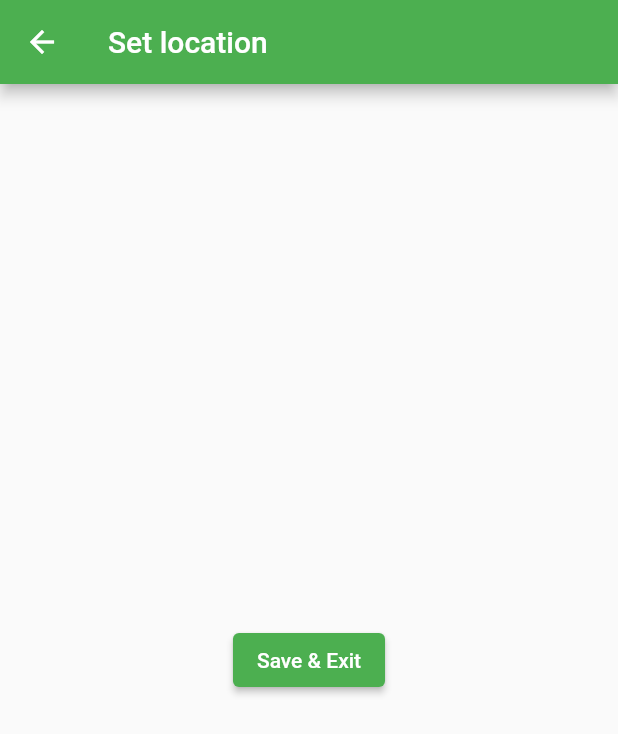
After one commit to hintona/gardenBuddy, a Flutter app: the GeoScreen screen opened directly, on a phone screen of 412 x 824 dp. The commit adds this screen. Shown: the top 734 px of the screen. Run offline on Flutter 3.47's test engine with Material 2 defaults, Android fonts, the phone set to English and light mode, and no system bars; our stand-ins replace weather; missing offline and left inert: flutter_google_places, google_api_headers, google_maps_webservice; network calls fail.

Commit message:
Maps dependencies added, new screen

```diff
--- /dev/null
+++ b/lib/screens/geoScreen.dart
@@ -0,0 +1,37 @@
+import 'package:flutter/material.dart';
+import 'dart:async';
+import 'dart:math';
+
+import 'package:google_api_headers/google_api_headers.dart';
+import 'package:flutter/material.dart';
+import 'package:flutter_google_places/flutter_google_places.dart';
+import 'package:google_maps_webservice/places.dart';
+
+
+class GeoScreen extends StatefulWidget {
+  @override
+  _GeoScreenState createState() => _GeoScreenState();
+}
+
+class _GeoScreenState extends State<GeoScreen>{
+  @override
+  Widget build(BuildContext context) {
+    return Scaffold(
+      appBar: AppBar(
+        title: Text("Set location"),
+      ),
+        body: Center(
+          child: Column(
+            mainAxisAlignment: MainAxisAlignment.center,
+            children: <Widget>[
+            ElevatedButton(
+              child: Text("Save & Exit"),
+              onPressed: () => {Navigator.of(context).pop()},
+              ),
+            ]
+          )
+        ),
+    );
+  }
+
+}
--- a/pubspec.yaml
+++ b/pubspec.yaml
@@ -29,6 +29,11 @@ dependencies:
   # Use with the CupertinoIcons class for iOS style icons.
   cupertino_icons: ^1.0.2
   path_provider: ^2.0.1
+  flutter_google_places: ^0.2.8
+  google_api_headers: ^0.1.1+2
+  google_maps_webservice: ^0.0.19
+  rxdart: ^0.25.0
+  http: ^0.12.2
 
 dev_dependencies:
   flutter_test:
```
Also changed, not shown: lib/screens/menu.dart (+10 -1 lines), lib/geoloc.dart (deleted), pubspec.lock.
